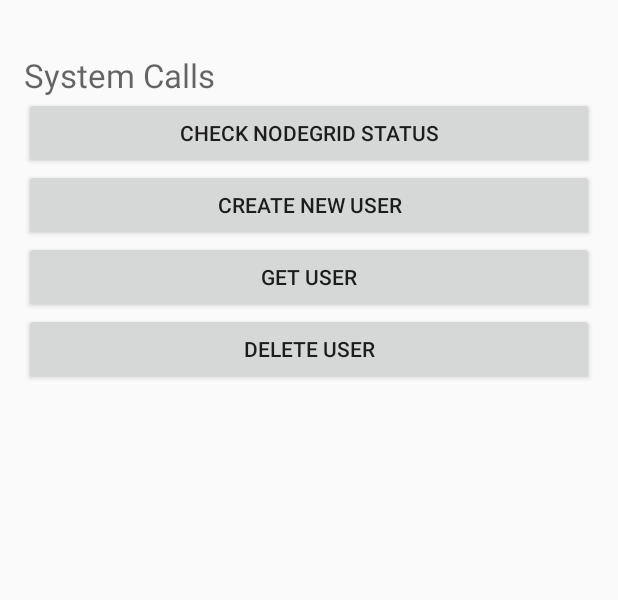
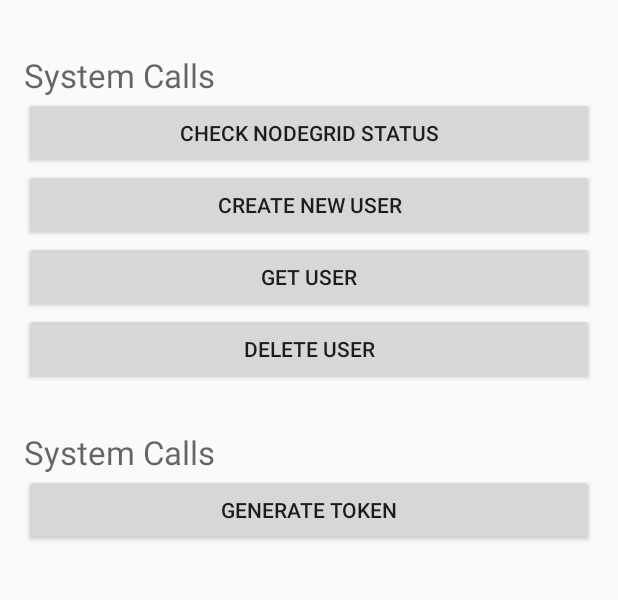
Before and after one commit to NodeGrid/nodegrid-android-sdk, an Android app: the screen it shows after launch (MainActivity), on a phone screen of 412 x 824 dp, the part 160-760 px from its top. Run offline under Robolectric (Android 15) with nearby library versions, the phone set to English and light mode, and no system bars.

Commit message:
Add events to sample app to test the generate token functionality

```diff
--- a/app/src/main/java/com/nodegrid/android/app/MainActivity.java
+++ b/app/src/main/java/com/nodegrid/android/app/MainActivity.java
@@ -8,7 +8,11 @@ import android.view.MenuItem;
 import android.view.View;
 import android.widget.Button;
 
+import com.nodegrid.android.sdk.services.connections.OauthApiCalls;
 import com.nodegrid.android.sdk.services.connections.SystemApiCalls;
+
+import org.json.JSONException;
+import org.json.JSONObject;
 
 
 public class MainActivity extends ActionBarActivity {
@@ -18,7 +22,10 @@ public class MainActivity extends ActionBarActivity {
     private Button getSystemUserBtn;
     private Button deleteSystemUserBtn;
 
+    private Button generateTokenBtn;
+
     private SystemApiCalls systemApiCalls = new SystemApiCalls();
+    private OauthApiCalls oauthApiCalls = new OauthApiCalls();
 
     @Override
     protected void onCreate(Bundle savedInstanceState) {
@@ -33,6 +40,8 @@ public class MainActivity extends ActionBarActivity {
         createSystemUserBtn = (Button) findViewById(R.id.systemUserCreateBtn);
         getSystemUserBtn = (Button) findViewById(R.id.systemUserGetBtn);
         deleteSystemUserBtn = (Button) findViewById(R.id.systemUserDeleteBtn);
+
+        generateTokenBtn = (Button) findViewById(R.id.generateTokenBtn);
 
         checkSystemStatusBtn.setOnClickListener(new View.OnClickListener() {
             @Override
@@ -73,6 +82,24 @@ public class MainActivity extends ActionBarActivity {
                 Log.d("TAG/User delete: ", response);
             }
         });
+
+        generateTokenBtn.setOnClickListener(new View.OnClickListener() {
+            @Override
+            public void onClick(View v) {
+                String response = "Null";
+                JSONObject authJsonParams = new JSONObject();
+                try {
+                    authJsonParams.put("username", "john");
+                    authJsonParams.put("password", "john123");
+                    if (oauthApiCalls.generateOauthToken(authJsonParams) != null) {
+                        response = oauthApiCalls.generateOauthToken(authJsonParams);
+                    }
+                } catch (JSONException e) {
+                    e.printStackTrace();
+                }
+                Log.d("TAG/User delete: ", response);
+            }
+        });
     }
 
     @Override
--- a/app/src/main/res/layout/activity_main.xml
+++ b/app/src/main/res/layout/activity_main.xml
@@ -69,4 +69,27 @@
         android:layout_alignRight="@+id/systemUserGetBtn"
         android:layout_alignEnd="@+id/systemUserGetBtn" />
 
+    <TextView
+        android:layout_width="wrap_content"
+        android:layout_height="wrap_content"
+        android:textAppearance="?android:attr/textAppearanceMedium"
+        android:text="@string/system_calls_text"
+        android:textSize="22dp"
+        android:id="@+id/oauthTitleTextView"
+        android:layout_marginTop="30dp"
+        android:layout_below="@+id/systemUserDeleteBtn"
+        android:layout_alignParentLeft="true"
+        android:layout_alignParentStart="true" />
+
+    <Button
+        android:layout_width="wrap_content"
+        android:layout_height="wrap_content"
+        android:text="@string/generate_token_title"
+        android:id="@+id/generateTokenBtn"
+        android:layout_below="@+id/oauthTitleTextView"
+        android:layout_alignParentLeft="true"
+        android:layout_alignParentStart="true"
+        android:layout_alignRight="@+id/systemUserDeleteBtn"
+        android:layout_alignEnd="@+id/systemUserDeleteBtn" />
+
 </RelativeLayout>
--- a/app/src/main/res/values/strings.xml
+++ b/app/src/main/res/values/strings.xml
@@ -7,4 +7,5 @@
     <string name="system_calls_text">System Calls</string>
     <string name="status_check_text">Check NodeGrid Status</string>
     <string name="create_new_user_title">Create New User</string>
+    <string name="generate_token_title">Generate Token</string>
 </resources>
```
